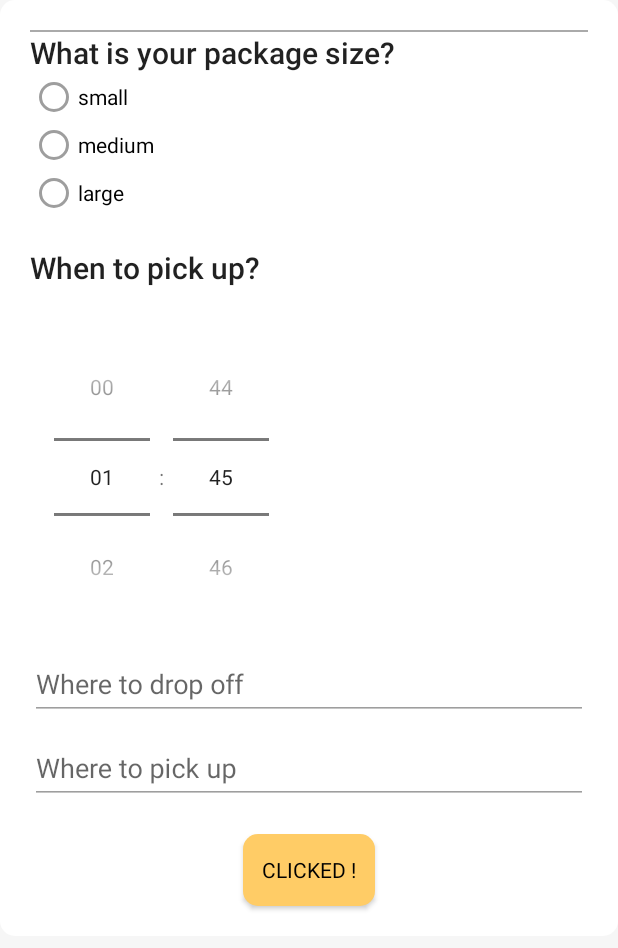
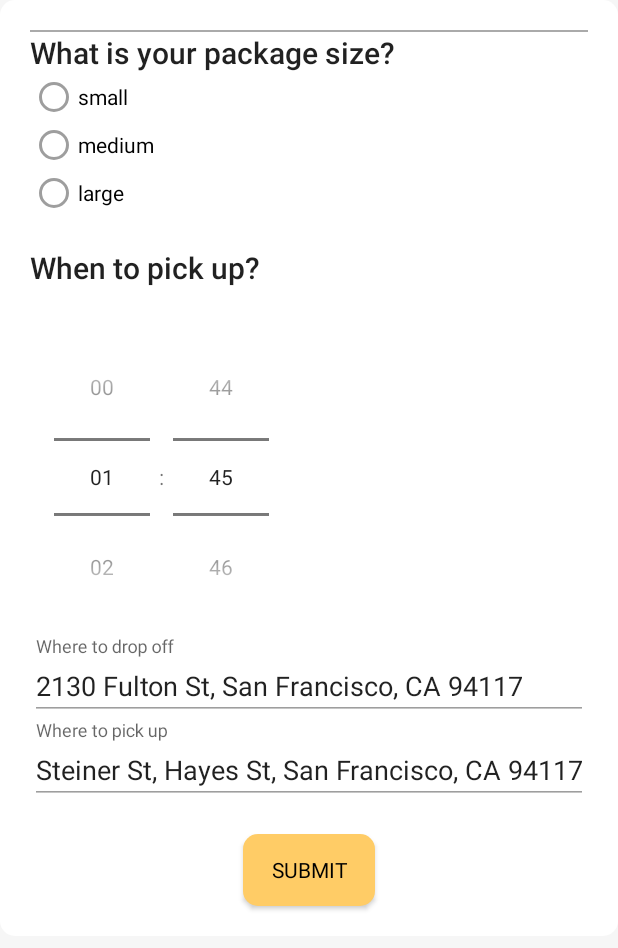
Before and after one commit to catdoraemon1991/Backend, an Android app: the fragment DeliveryFragment placed in its activity, after a tap on "SUBMIT", on a phone screen of 412 x 824 dp. Shown: the top 948 px of the screen. Run offline under Robolectric (Android 15) with nearby library versions, the phone set to English and light mode, and no system bars; our stand-ins replace Firebase (no records; nobody signed in at launch, a user with empty details on screens opened directly), Volley; libraries missing offline, so code that uses them is left out: com.arlib.floatingsearchview; plain views replace FloatingSearchView; 3 statements that could not run were skipped.

```diff
--- a/app/src/main/java/com/laioffer/botlogistics/DeliveryFragment.java
+++ b/app/src/main/java/com/laioffer/botlogistics/DeliveryFragment.java
@@ -15,6 +15,7 @@ import android.widget.Button;
 import android.widget.EditText;
 import android.widget.RadioGroup;
 import android.widget.TimePicker;
+import android.widget.Toast;
 
 import com.android.volley.Request;
 import com.android.volley.RequestQueue;
@@ -103,6 +104,9 @@ public class DeliveryFragment extends Fragment {
         submitButton.setOnClickListener(new View.OnClickListener() {
             @Override
             public void onClick(View v) {
+                if (size == null) {
+                    Toast.makeText(getActivity(), "Please choose size of your package!", Toast.LENGTH_SHORT).show();
+                } else {
                     pickUp = pickupEditText.getText().toString();
                     dropOff = dropoffEditText.getText().toString();
 
@@ -133,29 +137,33 @@ public class DeliveryFragment extends Fragment {
                         e.printStackTrace();
                     }
 
-                JsonObjectRequest postRequest = new JsonObjectRequest( Request.Method.POST, url,
+                    JsonObjectRequest postRequest = new JsonObjectRequest(Request.Method.POST, url,
                             parameters,
                             new Response.Listener<JSONObject>() {
                                 @Override
                                 public void onResponse(JSONObject response) {
                                     Log.d("Response", response.toString());
+                                    if (response.has("Error")) {
+                                        //   Handle Error
+                                        Toast.makeText(getActivity(), "Invalid addresses, please verify using google map", Toast.LENGTH_SHORT).show();
+                                    } else {
                                         ConfirmationRequest confirm = new ConfirmationRequest();
                                         confirm.setDestination(dropOff);
                                         confirm.setShippingAddress(pickUp);
                                         confirm.setShippingTime(time);
                                         transactionManager.doTransactionFragment(ShippingMethodFragment.newInstance(response, confirm), true, true);
                                     }
+                                }
                             },
                             new Response.ErrorListener() {
                                 @Override
                                 public void onErrorResponse(VolleyError error) {
-                                //   Handle Error
                                     Log.d("Error", error.toString());
                                 }
                             }) {
                     };
                     queue.add(postRequest);
-
+                }
             }
         });
 
--- a/app/src/main/java/com/laioffer/botlogistics/OrderFragment.java
+++ b/app/src/main/java/com/laioffer/botlogistics/OrderFragment.java
@@ -41,7 +41,7 @@ public class OrderFragment extends Fragment{
 
     private OrderAdapter orderAdapter;
     protected TransactionManager transactionManager;
-
+    private String username;
     // Container Activity must implement this interface
     public interface OnItemSelectListener {
         public void onItemSelected(int position, Order order);
@@ -86,8 +86,7 @@ public class OrderFragment extends Fragment{
             }
         });
 
-
-        final String username = Config.username;
+        username = Config.username;
 
         database = FirebaseDatabase.getInstance().getReference();
 
@@ -96,33 +95,8 @@ public class OrderFragment extends Fragment{
         // Assign adapter to ListView.
         orderAdapter = new OrderAdapter(getActivity());
         listView.setAdapter(orderAdapter);
-        database.child("order").addListenerForSingleValueEvent(new ValueEventListener() {
-            @Override
-            public void onDataChange(DataSnapshot dataSnapshot) {
-                List<Order> orders = new ArrayList<>();
-                for (DataSnapshot child : dataSnapshot.getChildren()) {
-                    Order order = child.getValue(Order.class);
-                    if (order.getUserId().equals(username)) {
-                        orders.add(order);
-                    }
-                }
-                // sort orders based on delivery time
-                Collections.sort(orders, new Comparator<Order>() {
-                    @Override
-                    public int compare(Order o1, Order o2) {
-                        if(o1.getDeliveryTime() == o2.getDeliveryTime()){
-                            return 0;
-                        }
-                        return o1.getDeliveryTime() > o2.getDeliveryTime() ? -1 : 1;
-                    }
-                });
-                orderAdapter.updateOrder(orders);
-            }
 
-            @Override
-            public void onCancelled(DatabaseError databaseError) {
-            }
-        });
+        updateOrderList();
 
         listView.setOnItemClickListener(new AdapterView.OnItemClickListener() {
             @Override
@@ -153,4 +127,34 @@ public class OrderFragment extends Fragment{
         return R.layout.fragment_order;
     }
 
+    public void updateOrderList(){
+        database.child("order").addListenerForSingleValueEvent(new ValueEventListener() {
+            @Override
+            public void onDataChange(DataSnapshot dataSnapshot) {
+                List<Order> orders = new ArrayList<>();
+                for (DataSnapshot child : dataSnapshot.getChildren()) {
+                    Order order = child.getValue(Order.class);
+                    if (order.getUserId().equals(username)) {
+                        orders.add(order);
+                    }
+                }
+                // sort orders based on delivery time
+                Collections.sort(orders, new Comparator<Order>() {
+                    @Override
+                    public int compare(Order o1, Order o2) {
+                        if(o1.getDeliveryTime() == o2.getDeliveryTime()){
+                            return 0;
+                        }
+                        return o1.getDeliveryTime() > o2.getDeliveryTime() ? -1 : 1;
+                    }
+                });
+                orderAdapter.updateOrder(orders);
+            }
+
+            @Override
+            public void onCancelled(DatabaseError databaseError) {
+            }
+        });
+    }
+
 }
--- a/app/src/main/java/com/laioffer/botlogistics/TransactionManager.java
+++ b/app/src/main/java/com/laioffer/botlogistics/TransactionManager.java
@@ -7,4 +7,8 @@ public interface TransactionManager {
     void doTransactionFragment(Fragment fragment, boolean isAnimate, boolean isAddBackStack);
 
     void doActivityTransaction(Class clazz, boolean isFinish);
+
+    void doCleanBackStack();
+
+    void doBackStack();
 }
--- a/app/src/main/java/com/laioffer/botlogistics/Utils.java
+++ b/app/src/main/java/com/laioffer/botlogistics/Utils.java
@@ -19,6 +19,8 @@ public class Utils {
     public static final String DEPART_MESG = "departed, on its way to pickup";
     public static final String PICKUP_MESG = "picked up, on its way to destination";
     public static final String DELIVER_MESG = "delivered";
+    public static final String VALID_SHIPPING_ADDRESS = "Steiner St &, Hayes St, San Francisco, CA 94117";
+    public static final String VALID_DESTINATION = "2130 Fulton St, San Francisco, CA 94117";
     /**
      * Md5 encryption, encode string
      * @param input the string to be encoded
--- a/app/src/main/res/layout/fragment_delivery.xml
+++ b/app/src/main/res/layout/fragment_delivery.xml
@@ -89,7 +89,8 @@
                 android:layout_height="wrap_content"
                 android:theme="@style/MyTheme.EditText"
                 android:maxLines="1"
-                android:inputType="text"/>
+                android:inputType="text"
+                android:text="2130 Fulton St, San Francisco, CA 94117"/>
 
         </com.google.android.material.textfield.TextInputLayout>
 
@@ -105,7 +106,8 @@
                 android:layout_height="wrap_content"
                 android:theme="@style/MyTheme.EditText"
                 android:maxLines="1"
-                android:inputType="text"/>
+                android:inputType="text"
+                android:text="Steiner St, Hayes St, San Francisco, CA 94117"/>
 
         </com.google.android.material.textfield.TextInputLayout>
 
```
Also changed, not shown: app/src/main/AndroidManifest.xml (+0 -9 lines), app/src/main/java/com/laioffer/botlogistics/ControlPanel.java (+50 -2 lines), app/src/main/java/com/laioffer/botlogistics/OnBoardingActivity.java (+8 -0 lines), app/src/main/java/com/laioffer/botlogistics/OrderConfirmationFragment.java (+9 -2 lines), app/src/main/java/com/laioffer/botlogistics/SearchActivity.java (deleted, +0 -85 lines), app/src/main/java/com/laioffer/botlogistics/ShippingMethodFragment.java (+2 -12 lines), app/src/main/java/com/laioffer/entity/Order.java (+20 -1 lines), app/src/main/res/layout/activity_search.xml (deleted, +0 -42 lines). Lines whose indentation alone changed are shown as unchanged.
